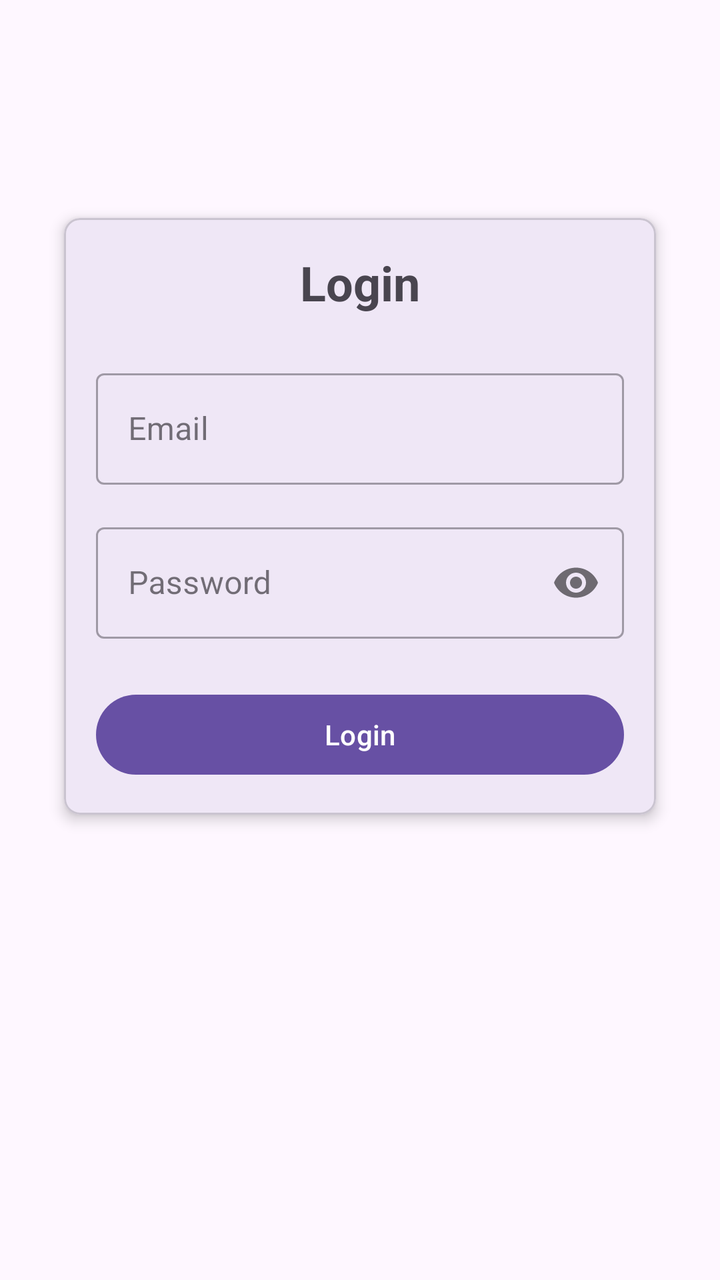
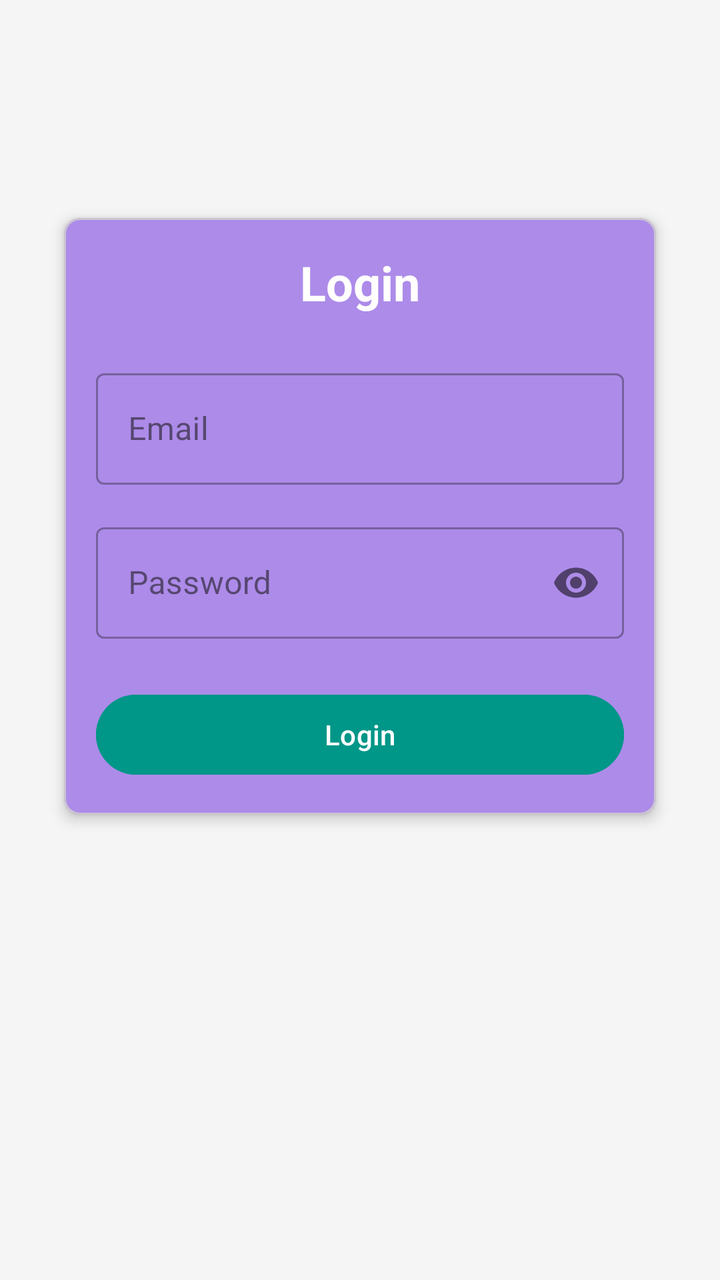

An Android layout rendered at two revisions. The XML below is the earlier revision; the diff shows what the commit changed to produce the second picture.
<!-- AndroidManifest.xml: application theme Theme.Studybuddy3 -->
<!-- res/layout/activity_login.xml -->
<?xml version="1.0" encoding="utf-8"?>
<androidx.constraintlayout.widget.ConstraintLayout xmlns:android="http://schemas.android.com/apk/res/android"
    xmlns:app="http://schemas.android.com/apk/res-auto"
    android:layout_width="match_parent"
    android:layout_height="match_parent"
    android:padding="16dp">

    <com.google.android.material.card.MaterialCardView
        android:layout_width="match_parent"
        android:layout_height="wrap_content"
        android:layout_marginHorizontal="16dp"
        app:cardCornerRadius="8dp"
        app:cardElevation="4dp"
        app:layout_constraintBottom_toBottomOf="parent"
        app:layout_constraintTop_toTopOf="parent"
        app:layout_constraintVertical_bias="0.3">

        <LinearLayout
            android:layout_width="match_parent"
            android:layout_height="wrap_content"
            android:orientation="vertical"
            android:padding="16dp">

            <TextView
                android:layout_width="match_parent"
                android:layout_height="wrap_content"
                android:gravity="center"
                android:text="Login"
                android:textSize="24sp"
                android:textStyle="bold"
                android:layout_marginBottom="24dp"/>

            <com.google.android.material.textfield.TextInputLayout
                android:id="@+id/emailLayout"
                android:layout_width="match_parent"
                android:layout_height="wrap_content"
                android:layout_marginBottom="16dp"
                style="@style/Widget.MaterialComponents.TextInputLayout.OutlinedBox">

                <com.google.android.material.textfield.TextInputEditText
                    android:id="@+id/emailInput"
                    android:layout_width="match_parent"
                    android:layout_height="wrap_content"
                    android:hint="Email"
                    android:inputType="textEmailAddress"/>
            </com.google.android.material.textfield.TextInputLayout>

            <com.google.android.material.textfield.TextInputLayout
                android:id="@+id/passwordLayout"
                android:layout_width="match_parent"
                android:layout_height="wrap_content"
                android:layout_marginBottom="24dp"
                app:passwordToggleEnabled="true"
                style="@style/Widget.MaterialComponents.TextInputLayout.OutlinedBox">

                <com.google.android.material.textfield.TextInputEditText
                    android:id="@+id/passwordInput"
                    android:layout_width="match_parent"
                    android:layout_height="wrap_content"
                    android:hint="Password"
                    android:inputType="textPassword"/>
            </com.google.android.material.textfield.TextInputLayout>

            <com.google.android.material.button.MaterialButton
                android:id="@+id/loginButton"
                android:layout_width="match_parent"
                android:layout_height="wrap_content"
                android:text="Login"/>

            <ProgressBar
                android:id="@+id/progressBar"
                android:layout_width="wrap_content"
                android:layout_height="wrap_content"
                android:layout_gravity="center"
                android:layout_marginTop="16dp"
                android:visibility="gone"/>

        </LinearLayout>

    </com.google.android.material.card.MaterialCardView>

</androidx.constraintlayout.widget.ConstraintLayout>
<!-- resources referenced by this layout -->
<resources>
  <style name="Theme.Studybuddy3" parent="Base.Theme.Studybuddy3" />
  <style name="Base.Theme.Studybuddy3" parent="Theme.Material3.DayNight.NoActionBar">
          
          
      </style>
</resources>

<!-- the commit's change to res/layout/activity_login.xml (unified diff, before → after) -->
@@ -3,7 +3,8 @@
     xmlns:app="http://schemas.android.com/apk/res-auto"
     android:layout_width="match_parent"
     android:layout_height="match_parent"
-    android:padding="16dp">
+    android:padding="16dp"
+    android:background="@color/background_color">
 
     <com.google.android.material.card.MaterialCardView
         android:layout_width="match_parent"
@@ -11,6 +12,7 @@
         android:layout_marginHorizontal="16dp"
         app:cardCornerRadius="8dp"
         app:cardElevation="4dp"
+        app:cardBackgroundColor="#AD8BE9"
         app:layout_constraintBottom_toBottomOf="parent"
         app:layout_constraintTop_toTopOf="parent"
         app:layout_constraintVertical_bias="0.3">
@@ -28,7 +30,8 @@
                 android:text="Login"
                 android:textSize="24sp"
                 android:textStyle="bold"
-                android:layout_marginBottom="24dp"/>
+                android:layout_marginBottom="24dp"
+                android:textColor="@android:color/white"/>
 
             <com.google.android.material.textfield.TextInputLayout
                 android:id="@+id/emailLayout"
@@ -65,7 +68,9 @@
                 android:id="@+id/loginButton"
                 android:layout_width="match_parent"
                 android:layout_height="wrap_content"
-                android:text="Login"/>
+                android:text="Login"
+                android:backgroundTint="@color/secondary_color"
+                android:textColor="@android:color/white"/>
 
             <ProgressBar
                 android:id="@+id/progressBar"
<!-- resource entries referenced after the edit -->
@@ -1,5 +1,7 @@
 <!-- resources referenced by this layout -->
 <resources>
+  <color name="background_color">#F5F5F5</color>
+  <color name="secondary_color">#009688</color>
   <style name="Theme.Studybuddy3" parent="Base.Theme.Studybuddy3" />
   <style name="Base.Theme.Studybuddy3" parent="Theme.Material3.DayNight.NoActionBar">
           
